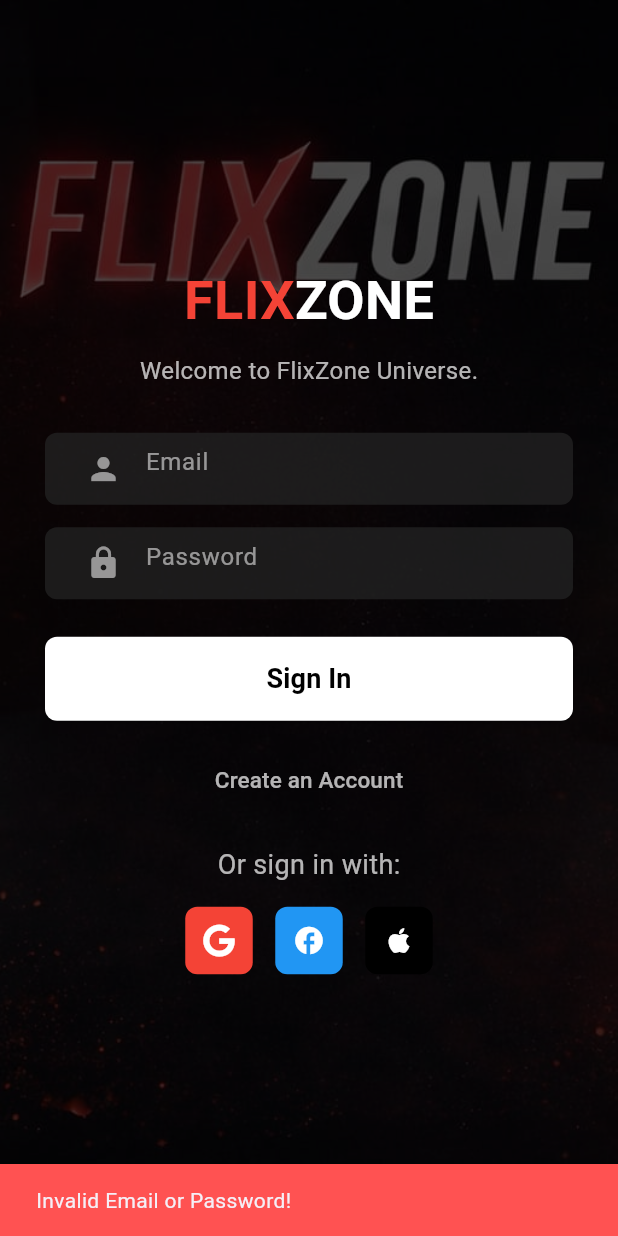
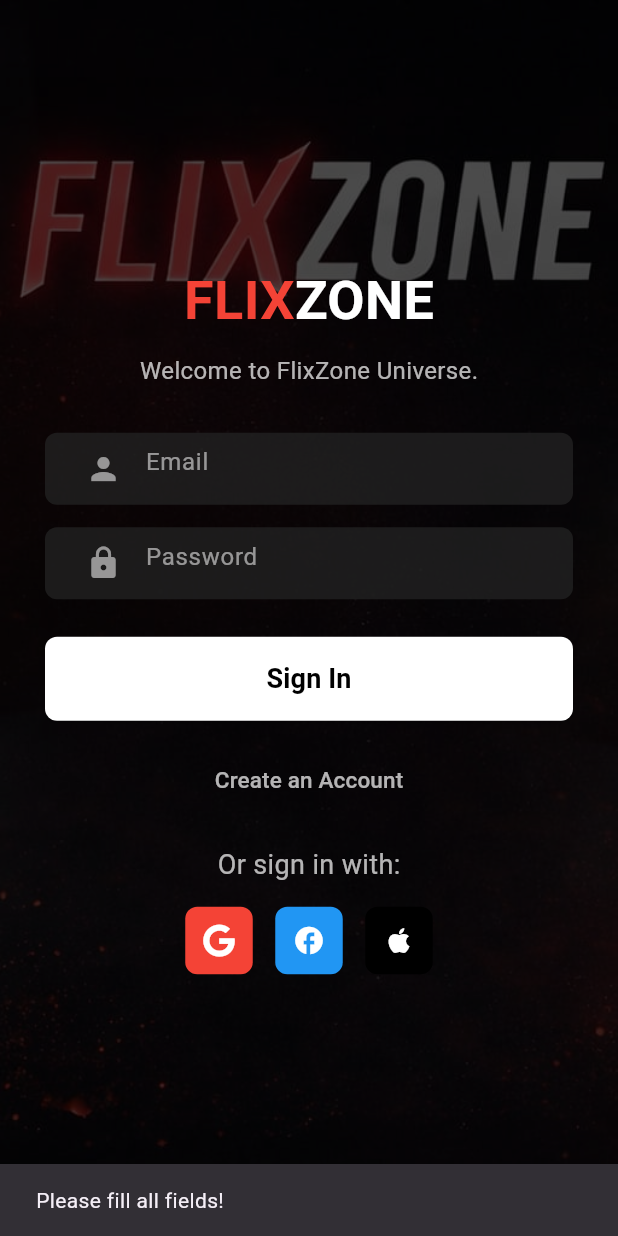
Before and after one commit to wasfyabdo215-blip/flixzone, a Flutter app: the screen it shows after launch, after a tap on "Sign In", on a phone screen of 412 x 824 dp. Run offline on Flutter 3.47's test engine with Material 3 defaults, Android fonts, the light colour scheme and no system bars; our stand-ins replace cloud_firestore, firebase_auth, firebase_core, font_awesome_flutter; accounts and stored records are empty.

Commit message:
after edits more

```diff
--- a/lib/Screens/login.dart
+++ b/lib/Screens/login.dart
@@ -15,6 +15,8 @@
 class _LoginState extends State<Login> {
   final TextEditingController emailController = TextEditingController();
   final TextEditingController passwordController = TextEditingController();
+
+  bool _isLoading = false; // إضافة حالة التحميل
 
   @override
   void dispose() {
@@ -49,12 +51,29 @@
                     const Row(
                       mainAxisAlignment: MainAxisAlignment.center,
                       children: [
-                        Text('FLIX', style: TextStyle(color: Colors.red, fontSize: 36, fontWeight: FontWeight.bold)),
-                        Text('ZONE', style: TextStyle(color: Colors.white, fontSize: 36, fontWeight: FontWeight.bold)),
+                        Text(
+                          'FLIX',
+                          style: TextStyle(
+                            color: Colors.red,
+                            fontSize: 36,
+                            fontWeight: FontWeight.bold,
+                          ),
+                        ),
+                        Text(
+                          'ZONE',
+                          style: TextStyle(
+                            color: Colors.white,
+                            fontSize: 36,
+                            fontWeight: FontWeight.bold,
+                          ),
+                        ),
                       ],
                     ),
                     const SizedBox(height: 10),
-                    const Text('Welcome to FlixZone Universe.', style: TextStyle(color: Colors.white70, fontSize: 16)),
+                    const Text(
+                      'Welcome to FlixZone Universe.',
+                      style: TextStyle(color: Colors.white70, fontSize: 16),
+                    ),
                     const SizedBox(height: 30),
 
                     _buildLoginTextField(
@@ -72,38 +91,86 @@
                     ),
                     const SizedBox(height: 25),
 
+                    // زر تسجيل الدخول المعدل
                     SizedBox(
                       width: double.infinity,
-                      child: ElevatedButton(
-                        onPressed: () {
+                      child: _isLoading
+                          ? const Center(
+                              child: CircularProgressIndicator(
+                                color: Colors.red,
+                              ),
+                            )
+                          : ElevatedButton(
+                              onPressed: () async {
+                                // تحويلها لـ async
+                                if (emailController.text.isNotEmpty &&
+                                    passwordController.text.isNotEmpty) {
+                                  setState(
+                                    () => _isLoading = true,
+                                  ); // ابدأ التحميل
 
-                          final provider = Provider.of<custom.Userprovide>(context, listen: false);
+                                  try {
+                                    // استدعاء دالة الـ Login من الـ Provider (اللي بتكلم الفايربيز)
+                                    await context
+                                        .read<custom.Userprovide>()
+                                        .loginUser(
+                                          emailController.text,
+                                          passwordController.text,
+                                        );
 
-
-                          if (emailController.text == provider.registeredEmail &&
-                              passwordController.text == provider.registeredPassword &&
-                              emailController.text.isNotEmpty) {
-
-
+                                    // لو نجح، انقل المستخدم للـ Homepage
+                                    if (mounted) {
                                       Navigator.pushReplacement(
                                         context,
-                              MaterialPageRoute(builder: (context) => const Homepage()),
+                                        MaterialPageRoute(
+                                          builder: (context) =>
+                                              const Homepage(),
+                                        ),
                                       );
+                                    }
+                                  } catch (e) {
+                                    // لو حصل خطأ (مثلاً الإيميل غلط أو الباسورد غلط)
+                                    if (mounted) {
+                                      ScaffoldMessenger.of(
+                                        context,
+                                      ).showSnackBar(
+                                        SnackBar(
+                                          content: Text(e.toString()),
+                                          backgroundColor: Colors.redAccent,
+                                        ),
+                                      );
+                                    }
+                                  } finally {
+                                    if (mounted)
+                                      setState(
+                                        () => _isLoading = false,
+                                      ); // وقف التحميل
+                                  }
                                 } else {
                                   ScaffoldMessenger.of(context).showSnackBar(
                                     const SnackBar(
-                                content: Text('Invalid Email or Password!'),
-                                backgroundColor: Colors.redAccent,
+                                      content: Text('Please fill all fields!'),
                                     ),
                                   );
                                 }
                               },
                               style: ElevatedButton.styleFrom(
                                 backgroundColor: Colors.white,
-                          padding: const EdgeInsets.symmetric(vertical: 15),
-                          shape: RoundedRectangleBorder(borderRadius: BorderRadius.circular(8)),
+                                padding: const EdgeInsets.symmetric(
+                                  vertical: 15,
                                 ),
-                        child: const Text('Sign In', style: TextStyle(fontSize: 18, fontWeight: FontWeight.bold, color: Colors.black)),
+                                shape: RoundedRectangleBorder(
+                                  borderRadius: BorderRadius.circular(8),
+                                ),
+                              ),
+                              child: const Text(
+                                'Sign In',
+                                style: TextStyle(
+                                  fontSize: 18,
+                                  fontWeight: FontWeight.bold,
+                                  color: Colors.black,
+                                ),
+                              ),
                             ),
                     ),
 
@@ -111,23 +178,46 @@
 
                     TextButton(
                       onPressed: () {
-                        Navigator.push(context, MaterialPageRoute(builder: (context) => const Register()));
+                        Navigator.push(
+                          context,
+                          MaterialPageRoute(
+                            builder: (context) => const Register(),
+                          ),
+                        );
                       },
-                      child: const Text('Create an Account', style: TextStyle(color: Colors.white70, fontSize: 15)),
+                      child: const Text(
+                        'Create an Account',
+                        style: TextStyle(color: Colors.white70, fontSize: 15),
+                      ),
                     ),
 
                     const SizedBox(height: 20),
-                    const Text('Or sign in with:', style: TextStyle(color: Colors.white70, fontSize: 18)),
+                    const Text(
+                      'Or sign in with:',
+                      style: TextStyle(color: Colors.white70, fontSize: 18),
+                    ),
                     const SizedBox(height: 15),
 
                     Row(
                       mainAxisAlignment: MainAxisAlignment.center,
                       children: [
-                        _buildSocialButton(FontAwesomeIcons.google, Colors.white, Colors.red),
+                        _buildSocialButton(
+                          FontAwesomeIcons.google,
+                          Colors.white,
+                          Colors.red,
+                        ),
                         const SizedBox(width: 15),
-                        _buildSocialButton(Icons.facebook, Colors.white, Colors.blue),
+                        _buildSocialButton(
+                          Icons.facebook,
+                          Colors.white,
+                          Colors.blue,
+                        ),
                         const SizedBox(width: 15),
-                        _buildSocialButton(Icons.apple, Colors.white, Colors.black),
+                        _buildSocialButton(
+                          Icons.apple,
+                          Colors.white,
+                          Colors.black,
+                        ),
                       ],
                     ),
                   ],
@@ -140,7 +230,12 @@
     );
   }
 
-  Widget _buildLoginTextField({required TextEditingController controller, required String hint, required IconData icon, bool isPassword = false}) {
+  Widget _buildLoginTextField({
+    required TextEditingController controller,
+    required String hint,
+    required IconData icon,
+    bool isPassword = false,
+  }) {
     return Container(
       padding: const EdgeInsets.symmetric(horizontal: 15),
       decoration: BoxDecoration(
@@ -165,7 +260,10 @@
     return Container(
       width: 45,
       height: 45,
-      decoration: BoxDecoration(color: bgColor, borderRadius: BorderRadius.circular(8)),
+      decoration: BoxDecoration(
+        color: bgColor,
+        borderRadius: BorderRadius.circular(8),
+      ),
       child: Icon(icon, color: iconColor, size: 22),
     );
   }
--- a/lib/main.dart
+++ b/lib/main.dart
@@ -1,19 +1,19 @@
 import 'package:flixzone/Screens/splash.dart';
 import 'package:flixzone/provider/UserProvide.dart';
 import 'package:flutter/material.dart';
-//import 'package:provider/UserProvide.dart';
 import 'package:provider/provider.dart' as pro;
+import 'package:firebase_core/firebase_core.dart';
 
 
 
-void main(){
+void main() async{
   runApp(
-
     pro.ChangeNotifierProvider(
       create: (context) => Userprovide(),
       child: const MyApp(),
-    ),
-  );
+    ),);
+  WidgetsFlutterBinding.ensureInitialized();
+  await Firebase.initializeApp();
 }
 
 class MyApp extends StatelessWidget {
--- a/lib/provider/UserProvide.dart
+++ b/lib/provider/UserProvide.dart
@@ -1,20 +1,60 @@
 import 'package:flutter/material.dart';
+import 'package:firebase_auth/firebase_auth.dart';
+import 'package:cloud_firestore/cloud_firestore.dart';
 import '../model/model.dart';
 
 class Userprovide extends ChangeNotifier {
-  String? _registeredEmail;
-  String? _registeredPassword;
-  String? _userName;
+  final FirebaseAuth _auth = FirebaseAuth.instance;
+  final FirebaseFirestore _firestore = FirebaseFirestore.instance;
 
-  String get userName => _userName ?? "Guest";
-  String? get registeredEmail => _registeredEmail;
-  String? get registeredPassword => _registeredPassword;
+  User? _user;
+  User? get user => _user;
 
-  void registerUser(String name, String email, String password) {
-    _userName = name;
-    _registeredEmail = email;
-    _registeredPassword = password;
-    notifyListeners();
+  String get userName => _user?.displayName ?? "Guest";
+
+
+  Future<void> registerUser(String name, String email, String password) async {
+    try {
+
+      UserCredential userCredential = await _auth.createUserWithEmailAndPassword(
+        email: email,
+        password: password,
+      );
+
+      _user = userCredential.user;
+
+      if (_user != null) {
+
+        await _user!.updateDisplayName(name);
+
+
+        _firestore.collection('users').doc(_user!.uid).set({
+          'uid': _user!.uid,
+          'name': name,
+          'email': email,
+          'createdAt': FieldValue.serverTimestamp(),
+        });
+      }
+
+      notifyListeners();
+    } on FirebaseAuthException catch (e) {
+      throw e.message ?? "حدث خطأ أثناء التسجيل";
+    } catch (e) {
+      throw "حدث خطأ غير متوقع: $e";
+    }
+  }
+
+  Future<void> loginUser(String email, String password) async {
+    try {
+      UserCredential userCredential = await _auth.signInWithEmailAndPassword(
+        email: email,
+        password: password,
+      );
+      _user = userCredential.user;
+      notifyListeners();
+    } on FirebaseAuthException catch (e) {
+      throw e.message ?? "فشل تسجيل الدخول";
+    }
   }
 
   final List<Movie> _favoriteMovies = [];
@@ -33,4 +73,10 @@
   bool isFavorite(Movie movie) {
     return _favoriteMovies.any((m) => m.title == movie.title);
   }
+
+  Future<void> logout() async {
+    await _auth.signOut();
+    _user = null;
+    notifyListeners();
+  }
 }
```
Also changed, not shown: lib/Screens/register.dart (+86 -28 lines), pubspec.yaml (+4 -3 lines), pubspec.lock. Lines whose indentation alone changed are shown as unchanged.
